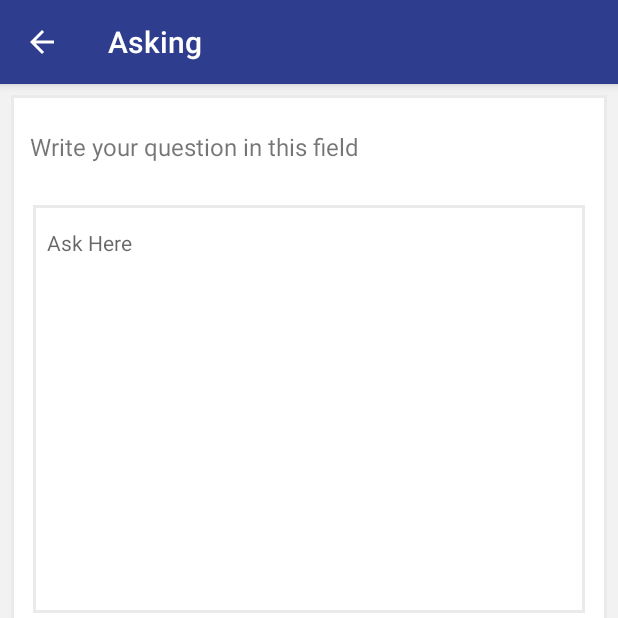
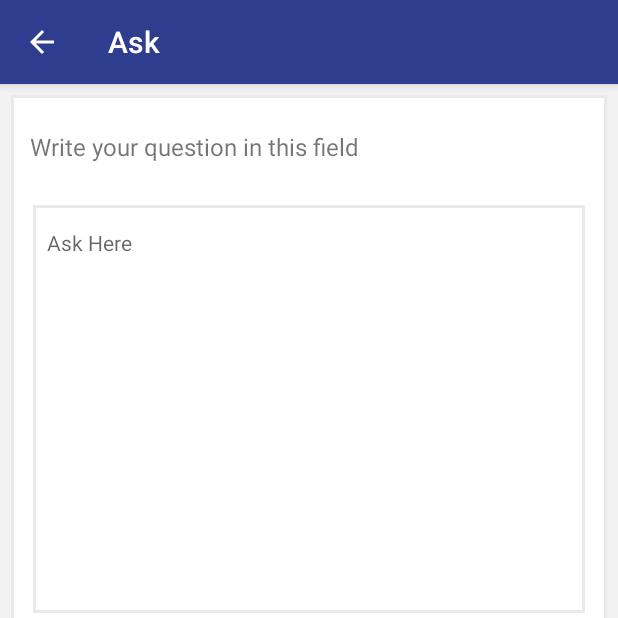
Before and after one commit to mobiledevsigma/palapaone, an Android app: the AskingActivity screen opened directly, with no data from a screen before it, on a phone screen of 412 x 824 dp, the top half of it. Run offline under Robolectric (Android 15) with nearby library versions, the phone set to English and light mode, and no system bars; libraries missing offline, so code that uses them is left out: com.androidnetworking, com.androidnetworking.common, com.androidnetworking.error, com.androidnetworking.interfaces.

Commit message:
7 sept 005

```diff
--- a/app/src/main/java/co/id/telkomsigma/palapaone/controller/asking/AskingActivity.java
+++ b/app/src/main/java/co/id/telkomsigma/palapaone/controller/asking/AskingActivity.java
@@ -31,6 +31,7 @@ public class AskingActivity extends AppCompatActivity {
     private EditText editText;
     private Button button;
     private SessionManager sessionManager;
+    private String materiID, isiText;
 
     @Override
     protected void onCreate(@Nullable Bundle savedInstanceState) {
@@ -42,16 +43,17 @@ public class AskingActivity extends AppCompatActivity {
         button = findViewById(R.id.btn_submit_asking);
         //
         Intent intent = getIntent();
-        final String materiID = intent.getStringExtra(ConstantUtils.MATERI.TAG_ID);
+        materiID = intent.getStringExtra(ConstantUtils.MATERI.TAG_ID);
         sessionManager = new SessionManager(getApplicationContext());
         progressBar.setVisibility(View.GONE);
-        final String edit = editText.getText().toString();
 
         button.setOnClickListener(new View.OnClickListener() {
             @Override
             public void onClick(View v) {
-                if (!edit.isEmpty()) {
-                    sendAsking(sessionManager.getId(), edit, sessionManager.getEventID(), materiID);
+                isiText = editText.getText().toString();
+                if (!editText.getText().toString().isEmpty()) {
+                    sendAsking(sessionManager.getId(), isiText, sessionManager.getEventID(), materiID);
+                    Toast.makeText(getApplicationContext(), "Data Send", Toast.LENGTH_SHORT).show();
                 } else {
                     Toast.makeText(getApplicationContext(), "Please, fill the required field", Toast.LENGTH_SHORT).show();
                 }
@@ -60,7 +62,7 @@ public class AskingActivity extends AppCompatActivity {
 
         getSupportActionBar().setDisplayHomeAsUpEnabled(true);
         getSupportActionBar().setDisplayShowHomeEnabled(true);
-        getSupportActionBar().setTitle("Asking");
+        getSupportActionBar().setTitle("Ask");
     }
 
     @Override
@@ -82,24 +84,24 @@ public class AskingActivity extends AppCompatActivity {
                 .addBodyParameter(ConstantUtils.ASKING.TAG_STATUS, "1")
                 .addBodyParameter(ConstantUtils.ASKING.TAG_EVENTID, eventID)
                 .addBodyParameter(ConstantUtils.ASKING.TAG_MATERIID, materi)
-                .setTag("test")
+                .setTag("Materi")
                 .setPriority(Priority.MEDIUM)
                 .build()
                 .getAsJSONObject(new JSONObjectRequestListener() {
                     @Override
                     public void onResponse(JSONObject response) {
-                        // do anything with response
                         try {
                             if (response.getString(ConstantUtils.ASKING.TAG_STAT).equals("1")) {
                                 progressBar.setVisibility(View.GONE);
+                                editText.setText("");
+                                onBackPressed();
                             } else {
                                 progressBar.setVisibility(View.GONE);
                             }
-                            progressBar.setVisibility(View.GONE);
                         } catch (JSONException e) {
                             e.printStackTrace();
-                            progressBar.setVisibility(View.GONE);
                         }
+                        progressBar.setVisibility(View.GONE);
                     }
 
                     @Override
--- a/app/src/main/java/co/id/telkomsigma/palapaone/controller/event/EventFragment.java
+++ b/app/src/main/java/co/id/telkomsigma/palapaone/controller/event/EventFragment.java
@@ -55,7 +55,7 @@ public class EventFragment extends Fragment {
     private RecyclerView lv_time;
     private ListView lv_rundown;
     private AgendaAdapter adapterHari;
-    private String idAgenda;
+    private String idAgenda, idEvent;
     private RundownModel rundownModel;
     private List<RundownModel> rundownModelList;
     private RundownAdapter adapterAcara;
@@ -88,6 +88,7 @@ public class EventFragment extends Fragment {
         String myValue = this.getArguments().getString("name");
         String myValue2 = this.getArguments().getString("id");
 
+        idEvent = myValue2;
         getAgenda(myValue2);
         daftarkios.setText(myValue);
 
@@ -199,7 +200,7 @@ public class EventFragment extends Fragment {
                                 rundownModelList.add(rundownModel);
                             }
 
-                            adapterAcara = new RundownAdapter(getActivity().getApplicationContext(), rundownModelList, dataSess, idAgenda);
+                            adapterAcara = new RundownAdapter(getActivity().getApplicationContext(), rundownModelList, dataSess, idEvent, idAgenda);
                             lv_rundown.setAdapter(adapterAcara);
 
                         } catch (JSONException e) {
--- a/app/src/main/java/co/id/telkomsigma/palapaone/controller/speaker/SpeakerDetailActivity.java
+++ b/app/src/main/java/co/id/telkomsigma/palapaone/controller/speaker/SpeakerDetailActivity.java
@@ -47,6 +47,7 @@ public class SpeakerDetailActivity extends AppCompatActivity {
     private List<MateriModel> listModel;
     private MateriAdapter adapter;
     private Typeface font, fontbold;
+    private String materiID;
 
     @Override
     protected void onCreate(@Nullable Bundle savedInstanceState) {
@@ -158,6 +159,7 @@ public class SpeakerDetailActivity extends AppCompatActivity {
                                 @Override
                                 public void onItemClick(AdapterView<?> parent, View view, int position, long id) {
                                     Intent intent = new Intent(getApplicationContext(), MateriOptMenuActivity.class);
+                                    intent.putExtra(ConstantUtils.MATERI.TAG_ID, listModel.get(position).getMateri_id());
                                     startActivity(intent);
                                 }
                             });
--- a/app/src/main/java/co/id/telkomsigma/palapaone/util/connection/ConstantUtils.java
+++ b/app/src/main/java/co/id/telkomsigma/palapaone/util/connection/ConstantUtils.java
@@ -233,7 +233,7 @@ public interface ConstantUtils {
         String TAG_QUESTION = "asking_question";
         String TAG_STATUS = "asking_status";
         String TAG_EVENTID = "event_id";
-        String TAG_MATERIID = "materi_id";
+        String TAG_MATERIID = "material_id";
         String TAG_STAT = "status";
     }
 
--- a/app/src/main/res/layout/activity_speaker_detail.xml
+++ b/app/src/main/res/layout/activity_speaker_detail.xml
@@ -262,7 +262,8 @@
                     android:layout_margin="3dp"
                     android:layout_weight="1"
                     android:gravity="center"
-                    android:orientation="vertical">
+                    android:orientation="vertical"
+                    android:visibility="gone">
 
                     <Button
                         android:id="@+id/btn_speaker_ask"
```
Also changed, not shown: app/src/main/java/co/id/telkomsigma/palapaone/adapter/RundownAdapter.java (+51 -16 lines), app/src/main/res/layout/activity_materi_detail.xml (+9 -8 lines).
